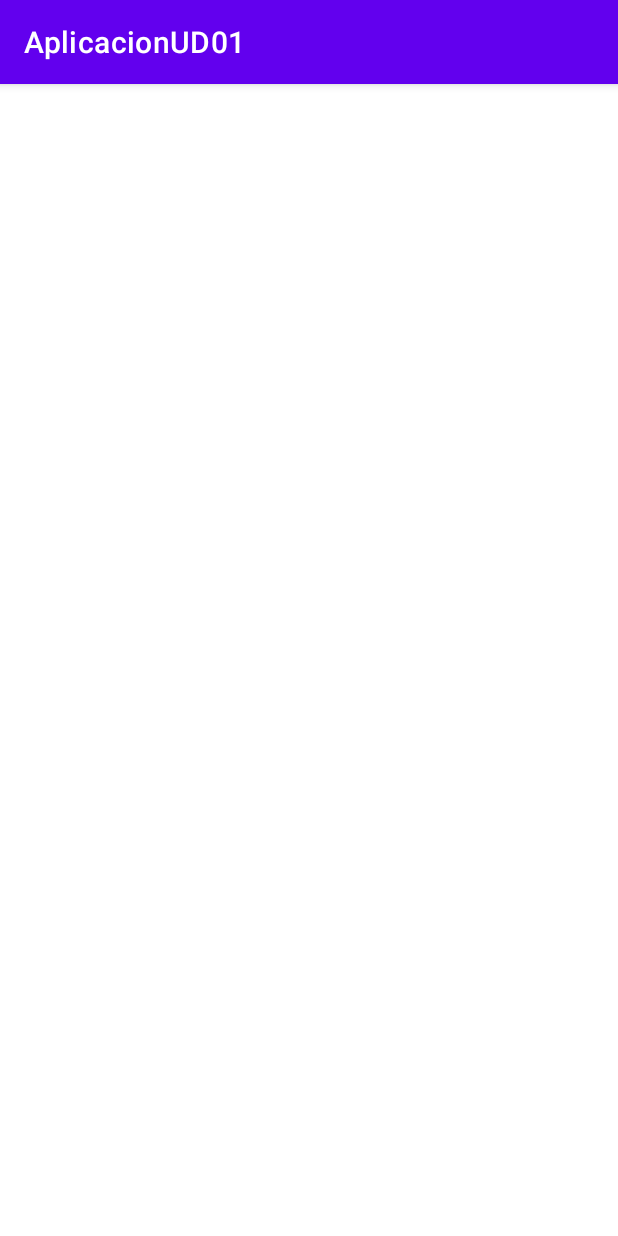
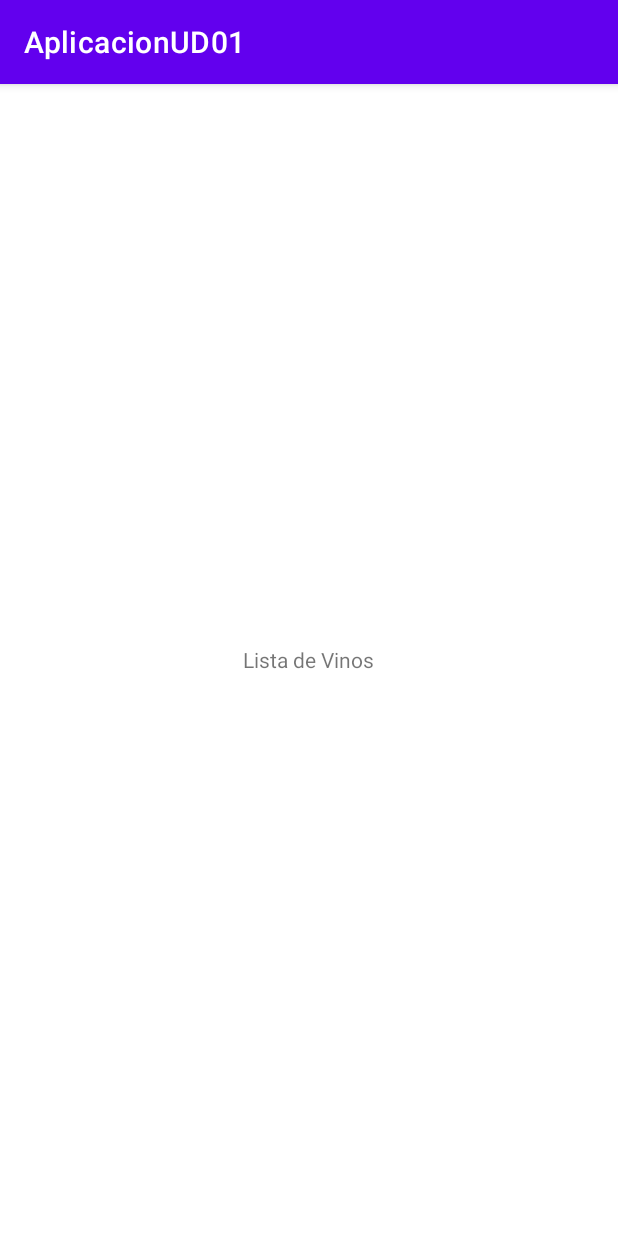
Before and after one commit to a22PedroGM/PMDM-a22PedroGM, an Android app: the screen it shows after launch (MainActivity), on a phone screen of 412 x 824 dp. Run offline under Robolectric (Android 15) with nearby library versions, the phone set to English and light mode, and no system bars.

Commit message:
Inicio lista vinos

```diff
--- a/AplicacionUD01/app/src/main/res/layout/activity_main.xml
+++ b/AplicacionUD01/app/src/main/res/layout/activity_main.xml
@@ -6,7 +6,13 @@
     android:layout_height="match_parent"
     tools:context=".MainActivity"
     android:orientation="vertical"
+    android:gravity="center"
     >
+    <TextView
+        android:layout_width="wrap_content"
+        android:layout_height="wrap_content"
+        android:text="Lista de Vinos"
 
+        />
 
-    </LinearLayout>
+</LinearLayout>
```
